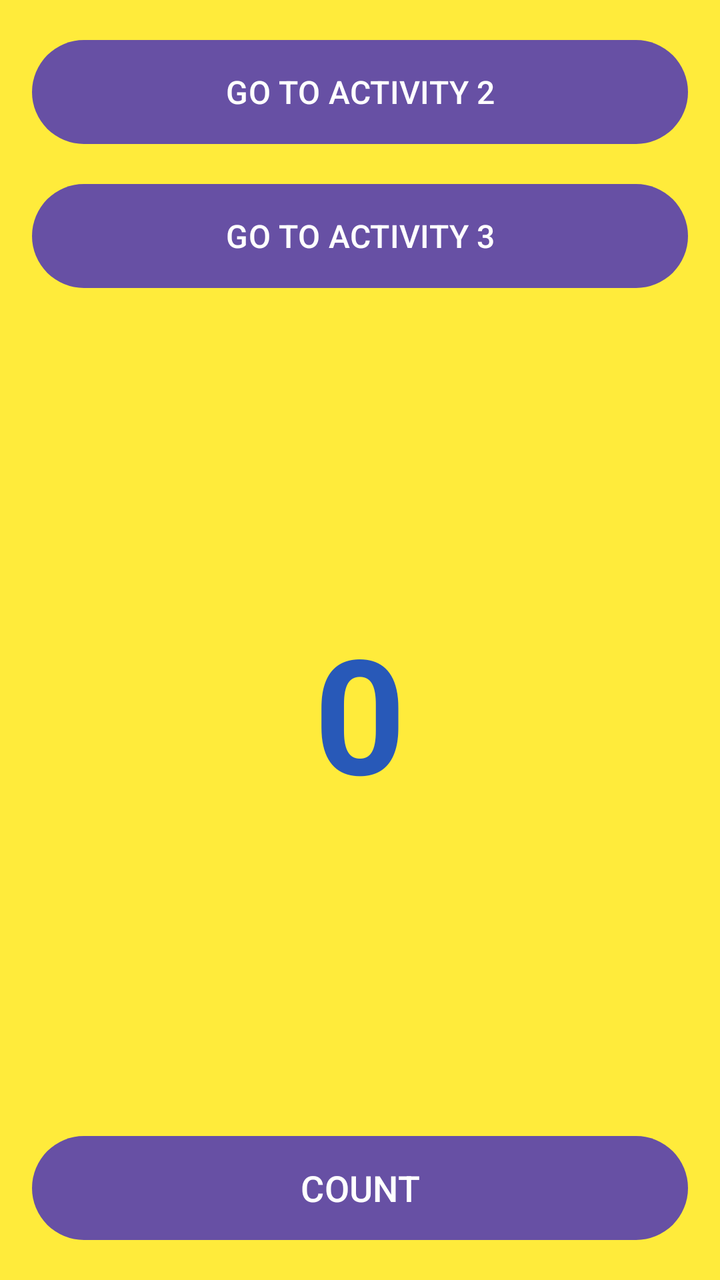
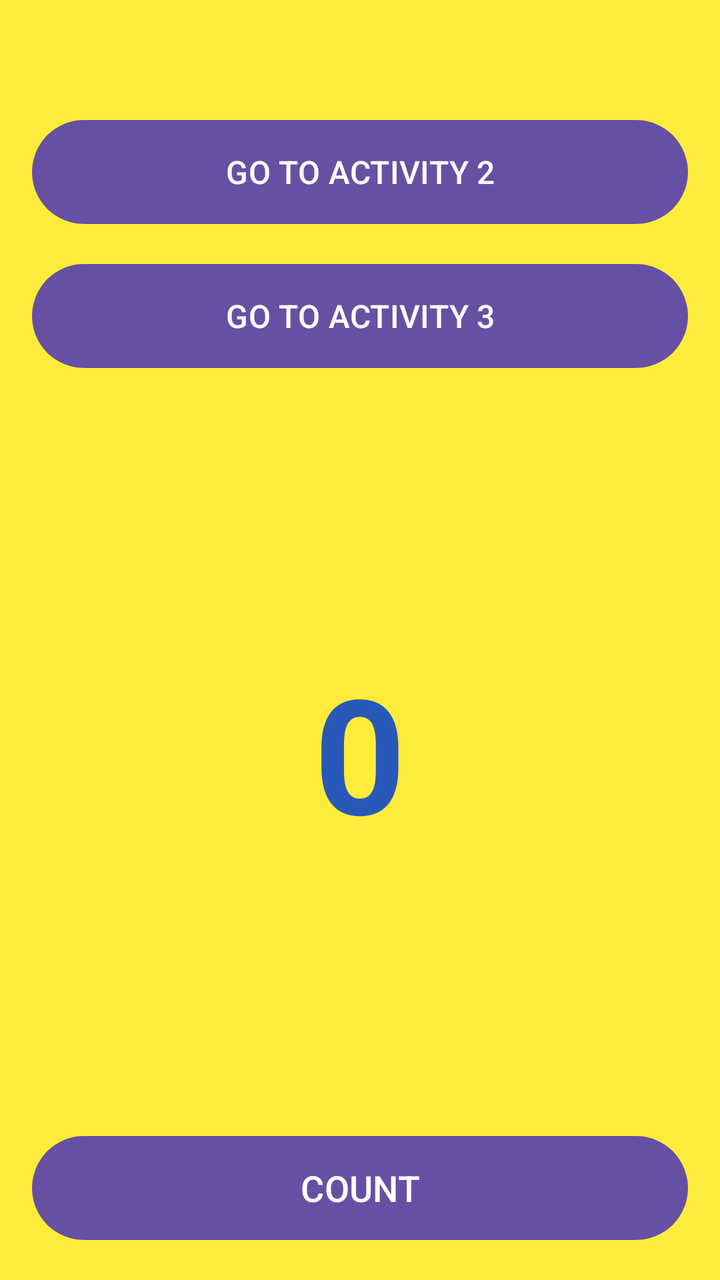

Before-and-after screenshots of an Android layout around one commit, followed by the original layout XML and the change that was made.
<!-- AndroidManifest.xml: application theme Theme.Activities -->
<!-- res/layout/activity_main.xml -->
<?xml version="1.0" encoding="utf-8"?>
<LinearLayout
    xmlns:android="http://schemas.android.com/apk/res/android"
    android:layout_width="match_parent"
    android:layout_height="match_parent"
    android:orientation="vertical"
    android:background="#FFEB3B"
    android:padding="16dp">

    <Button
        android:id="@+id/btnActivity2"
        android:layout_width="match_parent"
        android:layout_height="60dp"
        android:text="GO TO ACTIVITY 2"
        android:textSize="16sp"
        android:layout_marginBottom="12dp" />

    <Button
        android:id="@+id/btnActivity3"
        android:layout_width="match_parent"
        android:layout_height="60dp"
        android:text="GO TO ACTIVITY 3"
        android:textSize="16sp" />

    <TextView
        android:id="@+id/txtCounter"
        android:layout_width="match_parent"
        android:layout_height="0dp"
        android:layout_weight="1"
        android:gravity="center"
        android:text="0"
        android:textSize="80sp"
        android:textColor="#2859B8"
        android:textStyle="bold" />

    <Button
        android:id="@+id/btnCount"
        android:layout_width="match_parent"
        android:layout_height="60dp"
        android:text="COUNT"
        android:textSize="18sp" />

</LinearLayout>
<!-- resources referenced by this layout -->
<resources>
  <style name="Theme.Activities" parent="Base.Theme.Activities" />
  <style name="Base.Theme.Activities" parent="Theme.Material3.DayNight.NoActionBar">
          
          
      </style>
</resources>

<!-- the commit's change to res/layout/activity_main.xml (unified diff, before → after) -->
@@ -13,6 +13,7 @@
         android:layout_height="60dp"
         android:text="GO TO ACTIVITY 2"
         android:textSize="16sp"
+        android:layout_marginTop="40dp"
         android:layout_marginBottom="12dp" />
 
     <Button
